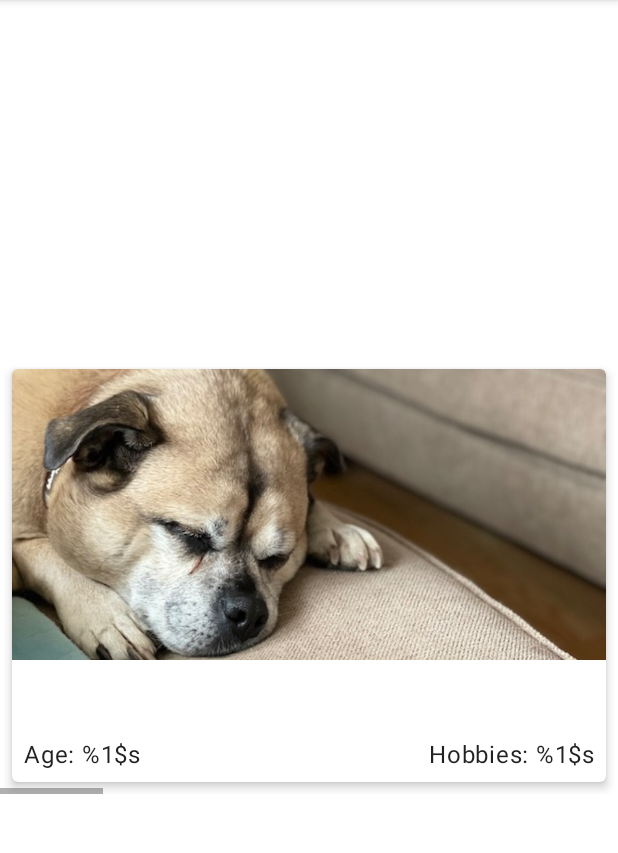
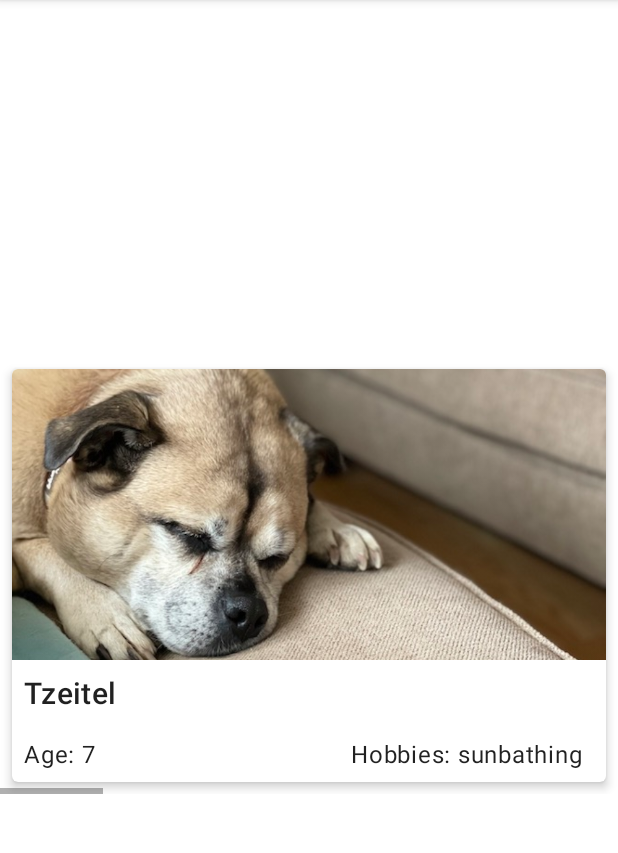
Before and after one commit to diasDouglascs/dogglers, an Android app: the screen it shows after launch (HorizontalListActivity), after a tap on "HORIZONTAL", on a phone screen of 412 x 824 dp, the part 84-937 px from its top. Run offline under Robolectric (Android 15) with nearby library versions, the phone set to English and light mode, and no system bars.

Commit message:
App Terminado

```diff
--- a/app/src/main/java/com/example/dogglers/adapter/DogCardAdapter.kt
+++ b/app/src/main/java/com/example/dogglers/adapter/DogCardAdapter.kt
@@ -26,25 +26,14 @@ import com.example.dogglers.R
 import com.example.dogglers.const.Layout
 import com.example.dogglers.data.DataSource
 
-
-/**
- * Adapter to inflate the appropriate list item layout and populate the view with information
- * from the appropriate data source
- */
 open class DogCardAdapter(
     private val context: Context?,
     private val layout: Int
 ): RecyclerView.Adapter<DogCardAdapter.DogCardViewHolder>() {
 
-    // TODO: Initialize the data using the List found in data/DataSource
-
     private val dataset = DataSource.dogs
 
-    /**
-     * Initialize view elements
-     */
     class DogCardViewHolder(view: View?): RecyclerView.ViewHolder(view!!) {
-        // TODO: Declare and initialize all of the list item UI components
         val imageView: ImageView = view!!.findViewById(R.id.dogImage)
         val nameTextView: TextView = view!!.findViewById(R.id.dogName)
         val ageTextView: TextView = view!!.findViewById(R.id.dogAge)
@@ -60,35 +49,18 @@ open class DogCardAdapter(
         val adapterLayout = LayoutInflater.from(parent.context)
             .inflate(chosenLayout, parent, false)
         return DogCardViewHolder(adapterLayout)
-
-        // TODO: Use a conditional to determine the layout type and set it accordingly.
-        //  if the layout variable is Layout.GRID the grid list item should be used. Otherwise the
-        //  the vertical/horizontal list item should be used.
-        // TODO Inflate the layout
-        // TODO: Null should not be passed into the view holder. This should be updated to reflect
-        //  the inflated layout.
     }
 
     override fun getItemCount(): Int {
       return dataset.size
-        // TODO: return the size of the data set instead of 0
     }
 
     override fun onBindViewHolder(holder: DogCardViewHolder, position: Int) {
-        val resources = context?.resources
-        // TODO: Get the data at the current position
+        val resources = context!!.resources
         val item = dataset[position]
-        // TODO: Set the image resource for the current dog
         holder.imageView.setImageResource(item.imageResourceId)
-        // TODO: Set the text for the current dog's name
-        holder.nameTextView.text = resources?.getString(R.string.dog_name)
-        // TODO: Set the text for the current dog's age
-        holder.ageTextView.text = resources?.getString(R.string.dog_age)
-
-        // TODO: Set the text for the current dog's hobbies by passing the hobbies to the
-        //  R.string.dog_hobbies string constant.
-        //  Passing an argument to the string resource looks like:
-        //  resources?.getString(R.string.dog_hobbies, dog.hobbies)
-        holder.hobbyTextView.text = resources?.getString(R.string.dog_hobbies)
+        holder.nameTextView.text =  item.name
+        holder.ageTextView.text = resources.getString(R.string.dog_age, item.age)
+        holder.hobbyTextView.text = resources.getString(R.string.dog_hobbies, item.hobbies)
     }
 }
--- a/app/src/main/java/com/example/dogglers/data/DataSource.kt
+++ b/app/src/main/java/com/example/dogglers/data/DataSource.kt
@@ -34,7 +34,7 @@ object DataSource {
             R.drawable.leroy,
             "Leroy",
             "4",
-            "sleeping in dangerous places"
+            "sleeping"
         ),
         Dog(
             R.drawable.frankie,
--- a/app/src/main/java/com/example/dogglers/model/Dog.kt
+++ b/app/src/main/java/com/example/dogglers/model/Dog.kt
@@ -23,7 +23,7 @@ import androidx.annotation.StringRes
  */
 data class Dog(
     @DrawableRes val imageResourceId: Int,
-    val name: String,
-    val age: String,
-    val hobbies: String
+    @StringRes val name: String,
+    @StringRes val age: String,
+    @StringRes val hobbies: String
 )
--- a/app/src/main/res/layout/vertical_horizontal_list_item.xml
+++ b/app/src/main/res/layout/vertical_horizontal_list_item.xml
@@ -76,11 +76,15 @@
             android:id="@+id/dogHobby"
             android:layout_width="wrap_content"
             android:layout_height="wrap_content"
-            android:padding="8dp"
+            android:layout_marginTop="8dp"
+            android:layout_marginEnd="8dp"
             android:textAppearance="@style/TextAppearance.MaterialComponents.Body1"
             app:layout_constraintEnd_toEndOf="parent"
+            app:layout_constraintHorizontal_bias="0.952"
+            app:layout_constraintStart_toEndOf="@id/dogAge"
             app:layout_constraintTop_toBottomOf="@id/dogName"
-            tools:text="Hobbies: sunbathing"/>
+            tools:text="Hobbies: sunbathing"
+            />
 
     </androidx.constraintlayout.widget.ConstraintLayout>
 
--- a/app/src/main/res/values/strings.xml
+++ b/app/src/main/res/values/strings.xml
@@ -15,7 +15,7 @@
   -->
 <resources>
     <string name="app_name">Dogglers</string>
-    <string name="dog_name"></string>
+    <string name="dog_name" />
     <string name="dog_age">Age: %1$s</string>
     <string name="dog_hobbies">Hobbies: %1$s</string>
     <string name="vertical">Vertical</string>
```
Also changed, not shown: 43 other files.
